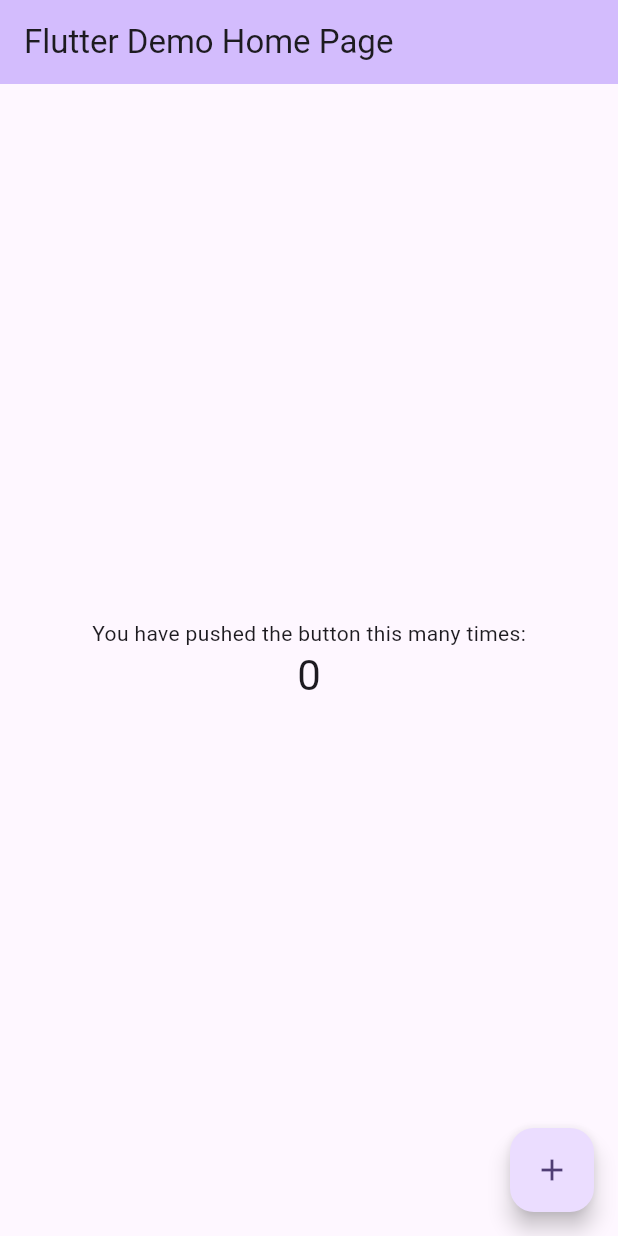
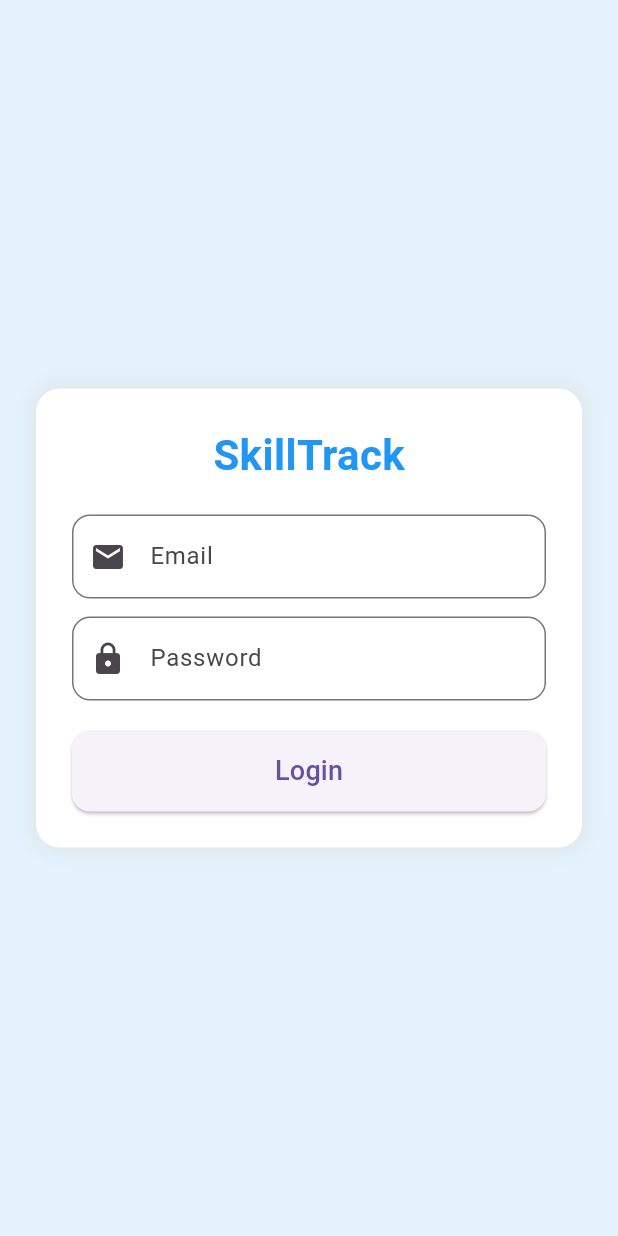
Before and after one commit to Kashif50420/skilltrack_flutter_app, a Flutter app: the screen it shows after launch, on a phone screen of 412 x 824 dp. Run offline on Flutter 3.47's test engine with Material 3 defaults, Android fonts, the phone set to English and light mode, and no system bars.

Commit message:
Added 4 modern screens with navigation (login, home, list, detail)

```diff
--- a/lib/main.dart
+++ b/lib/main.dart
@@ -1,122 +1,13 @@
 import 'package:flutter/material.dart';
+import 'screens/login_screen.dart';
 
 void main() {
-  runApp(const MyApp());
+  runApp(MyApp());
 }
 
 class MyApp extends StatelessWidget {
-  const MyApp({super.key});
-
-  // This widget is the root of your application.
   @override
   Widget build(BuildContext context) {
-    return MaterialApp(
-      title: 'Flutter Demo',
-      theme: ThemeData(
-        // This is the theme of your application.
-        //
-        // TRY THIS: Try running your application with "flutter run". You'll see
-        // the application has a purple toolbar. Then, without quitting the app,
-        // try changing the seedColor in the colorScheme below to Colors.green
-        // and then invoke "hot reload" (save your changes or press the "hot
-        // reload" button in a Flutter-supported IDE, or press "r" if you used
-        // the command line to start the app).
-        //
-        // Notice that the counter didn't reset back to zero; the application
-        // state is not lost during the reload. To reset the state, use hot
-        // restart instead.
-        //
-        // This works for code too, not just values: Most code changes can be
-        // tested with just a hot reload.
-        colorScheme: .fromSeed(seedColor: Colors.deepPurple),
-      ),
-      home: const MyHomePage(title: 'Flutter Demo Home Page'),
-    );
+    return MaterialApp(debugShowCheckedModeBanner: false, home: LoginScreen());
   }
 }
-
-class MyHomePage extends StatefulWidget {
-  const MyHomePage({super.key, required this.title});
-
-  // This widget is the home page of your application. It is stateful, meaning
-  // that it has a State object (defined below) that contains fields that affect
-  // how it looks.
-
-  // This class is the configuration for the state. It holds the values (in this
-  // case the title) provided by the parent (in this case the App widget) and
-  // used by the build method of the State. Fields in a Widget subclass are
-  // always marked "final".
-
-  final String title;
-
-  @override
-  State<MyHomePage> createState() => _MyHomePageState();
-}
-
-class _MyHomePageState extends State<MyHomePage> {
-  int _counter = 0;
-
-  void _incrementCounter() {
-    setState(() {
-      // This call to setState tells the Flutter framework that something has
-      // changed in this State, which causes it to rerun the build method below
-      // so that the display can reflect the updated values. If we changed
-      // _counter without calling setState(), then the build method would not be
-      // called again, and so nothing would appear to happen.
-      _counter++;
-    });
-  }
-
-  @override
-  Widget build(BuildContext context) {
-    // This method is rerun every time setState is called, for instance as done
-    // by the _incrementCounter method above.
-    //
-    // The Flutter framework has been optimized to make rerunning build methods
-    // fast, so that you can just rebuild anything that needs updating rather
-    // than having to individually change instances of widgets.
-    return Scaffold(
-      appBar: AppBar(
-        // TRY THIS: Try changing the color here to a specific color (to
-        // Colors.amber, perhaps?) and trigger a hot reload to see the AppBar
-        // change color while the other colors stay the same.
-        backgroundColor: Theme.of(context).colorScheme.inversePrimary,
-        // Here we take the value from the MyHomePage object that was created by
-        // the App.build method, and use it to set our appbar title.
-        title: Text(widget.title),
-      ),
-      body: Center(
-        // Center is a layout widget. It takes a single child and positions it
-        // in the middle of the parent.
-        child: Column(
-          // Column is also a layout widget. It takes a list of children and
-          // arranges them vertically. By default, it sizes itself to fit its
-          // children horizontally, and tries to be as tall as its parent.
-          //
-          // Column has various properties to control how it sizes itself and
-          // how it positions its children. Here we use mainAxisAlignment to
-          // center the children vertically; the main axis here is the vertical
-          // axis because Columns are vertical (the cross axis would be
-          // horizontal).
-          //
-          // TRY THIS: Invoke "debug painting" (choose the "Toggle Debug Paint"
-          // action in the IDE, or press "p" in the console), to see the
-          // wireframe for each widget.
-          mainAxisAlignment: .center,
-          children: [
-            const Text('You have pushed the button this many times:'),
-            Text(
-              '$_counter',
-              style: Theme.of(context).textTheme.headlineMedium,
-            ),
-          ],
-        ),
-      ),
-      floatingActionButton: FloatingActionButton(
-        onPressed: _incrementCounter,
-        tooltip: 'Increment',
-        child: const Icon(Icons.add),
-      ),
-    );
-  }
-}
--- /dev/null
+++ b/lib/screens/login_screen.dart
@@ -0,0 +1,75 @@
+import 'package:flutter/material.dart';
+import 'home_screen.dart';
+
+class LoginScreen extends StatelessWidget {
+  @override
+  Widget build(BuildContext context) {
+    return Scaffold(
+      backgroundColor: Colors.blue.shade50,
+      body: Center(
+        child: Container(
+          padding: EdgeInsets.all(24),
+          margin: EdgeInsets.symmetric(horizontal: 24),
+          decoration: BoxDecoration(
+            color: Colors.white,
+            borderRadius: BorderRadius.circular(16),
+            boxShadow: [BoxShadow(color: Colors.grey.shade300, blurRadius: 12)],
+          ),
+          child: Column(
+            mainAxisSize: MainAxisSize.min,
+            children: [
+              Text(
+                'SkillTrack',
+                style: TextStyle(
+                  fontSize: 28,
+                  fontWeight: FontWeight.bold,
+                  color: Colors.blue,
+                ),
+              ),
+              SizedBox(height: 20),
+              TextField(
+                decoration: InputDecoration(
+                  labelText: 'Email',
+                  prefixIcon: Icon(Icons.email),
+                  border: OutlineInputBorder(
+                    borderRadius: BorderRadius.circular(12),
+                  ),
+                ),
+              ),
+              SizedBox(height: 12),
+              TextField(
+                obscureText: true,
+                decoration: InputDecoration(
+                  labelText: 'Password',
+                  prefixIcon: Icon(Icons.lock),
+                  border: OutlineInputBorder(
+                    borderRadius: BorderRadius.circular(12),
+                  ),
+                ),
+              ),
+              SizedBox(height: 20),
+              SizedBox(
+                width: double.infinity,
+                child: ElevatedButton(
+                  style: ElevatedButton.styleFrom(
+                    padding: EdgeInsets.symmetric(vertical: 14),
+                    shape: RoundedRectangleBorder(
+                      borderRadius: BorderRadius.circular(12),
+                    ),
+                  ),
+                  child: Text('Login', style: TextStyle(fontSize: 18)),
+                  onPressed: () {
+                    Navigator.push(
+                      context,
+                      MaterialPageRoute(builder: (_) => HomeScreen()),
+                    );
+                  },
+                ),
+              ),
+            ],
+          ),
+        ),
+      ),
+    );
+  }
+}
```
Also changed, not shown: lib/screens/home_screen.dart (added, +69 -0 lines), lib/screens/program_detail_screen.dart (added, +50 -0 lines), lib/screens/program_list_screen.dart (added, +46 -0 lines).
